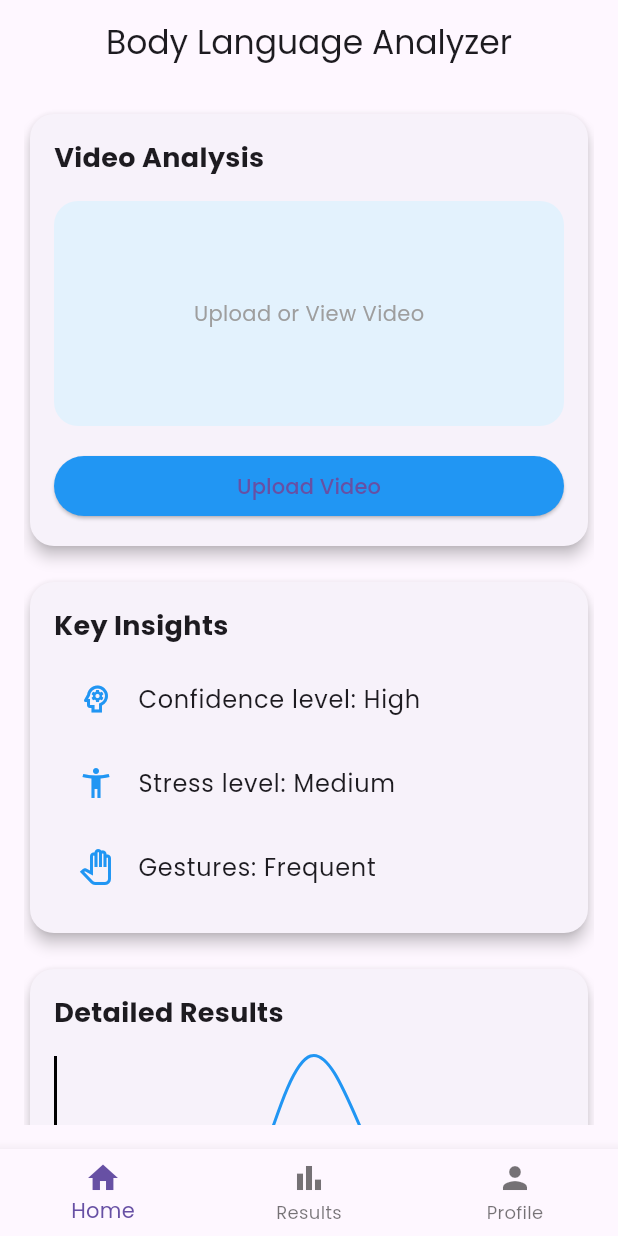
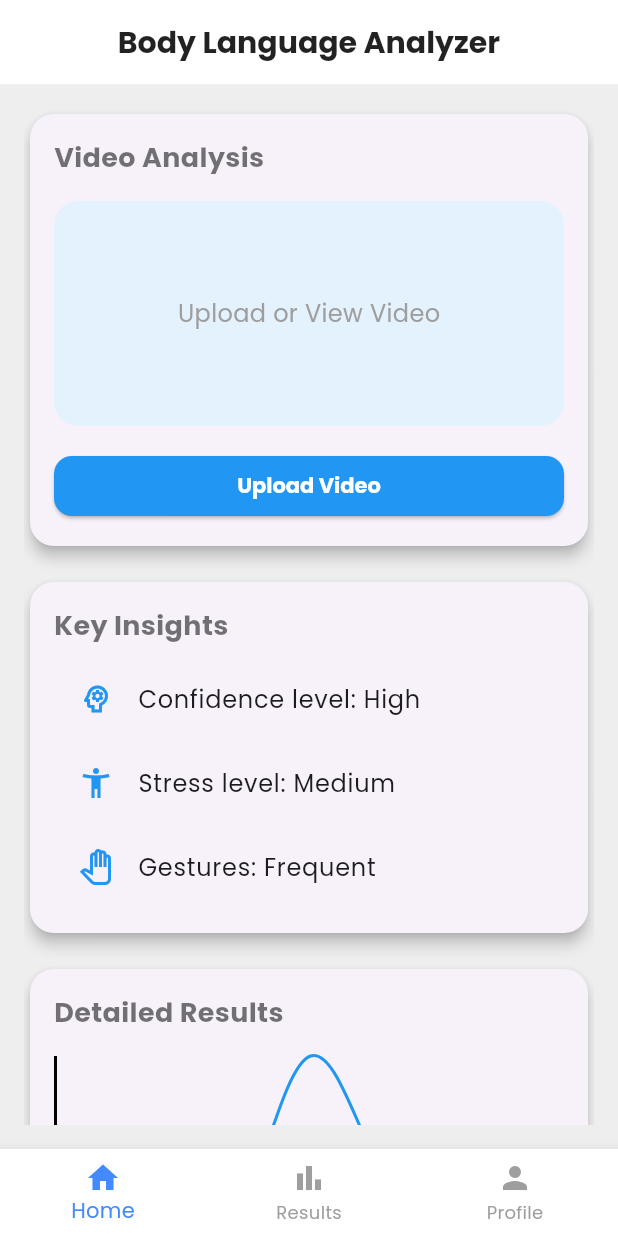
Before and after one commit to sevketugurel/Presentify, a Flutter app: the screen it shows after launch, on a phone screen of 412 x 824 dp. Run offline on Flutter 3.47's test engine with Material 3 defaults, Android fonts, the phone set to English and light mode, and no system bars; drawn by our look-alikes of fl_chart; our stand-ins replace google_fonts.

Commit message:
theme update has been made.

```diff
--- a/lib/main.dart
+++ b/lib/main.dart
@@ -14,8 +14,58 @@ class MyApp extends StatelessWidget {
     return MaterialApp(
       title: 'Body Language Analyzer',
       theme: ThemeData(
-        primarySwatch: Colors.blue,
-        textTheme: GoogleFonts.poppinsTextTheme(),
+        primarySwatch: Colors.blue, // Buton gibi öğelerde öne çıkacak ana renk.
+        hintColor: Colors.purple, // Vurgu rengi olarak menü ve simgelerde kullanılabilir.
+        scaffoldBackgroundColor: Colors.grey[200], // Arka plan rengi için daha açık gri ton.
+        cardColor: Colors.white, // Kartların (card) arka plan rengi olarak beyaz.
+        elevatedButtonTheme: ElevatedButtonThemeData(
+          style: ElevatedButton.styleFrom(
+            foregroundColor: Colors.white,
+            backgroundColor: Colors.blueAccent, // Buton üzerindeki yazının rengi.
+            textStyle: GoogleFonts.poppins(
+              fontWeight: FontWeight.bold, // Daha belirgin buton yazı tipi.
+            ),
+            shape: RoundedRectangleBorder(
+              borderRadius: BorderRadius.circular(12), // Butonun kenarlarını daha yuvarlak yap.
+            ),
+          ),
+        ),
+        textTheme: GoogleFonts.poppinsTextTheme(
+          Theme.of(context).textTheme.copyWith(
+            titleLarge: const TextStyle(
+              fontSize: 20,
+              fontWeight: FontWeight.bold,
+              color: Colors.black87, // Başlık yazı tipi rengi.
+            ),
+            bodyMedium: const TextStyle(
+              fontSize: 16,
+              color: Colors.black54, // Gövde metinleri için daha yumuşak siyah ton.
+            ),
+            bodySmall: const TextStyle(
+              fontSize: 14,
+              color: Colors.blueGrey, // Daha küçük açıklamalar için gri ton.
+            ),
+          ),
+        ),
+        appBarTheme: AppBarTheme(
+          backgroundColor: Colors.white, // AppBar arka plan rengi.
+          titleTextStyle: GoogleFonts.poppins(
+            color: Colors.black87,
+            fontSize: 20,
+            fontWeight: FontWeight.bold,
+          ),
+          iconTheme: const IconThemeData(
+            color: Colors.black87, // AppBar'daki ikonların rengi.
+          ),
+          elevation: 0, // AppBar'ı sade tutmak için gölgeyi kaldır.
+        ),
+        bottomNavigationBarTheme: const BottomNavigationBarThemeData(
+          backgroundColor: Colors.white,
+          selectedItemColor: Colors.blueAccent, // Seçili öğe rengi.
+          unselectedItemColor: Colors.grey, // Seçili olmayan öğe rengi.
+          showUnselectedLabels: true, // Seçili olmayan öğelerin etiketlerini göster.
+          type: BottomNavigationBarType.fixed,
+        ),
       ),
       home: const HomeScreen(),
     );
```
